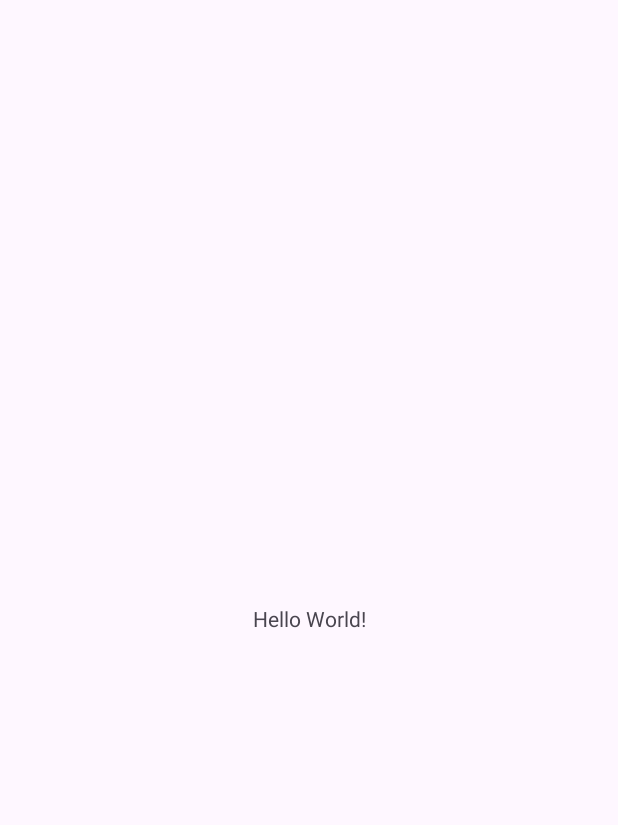
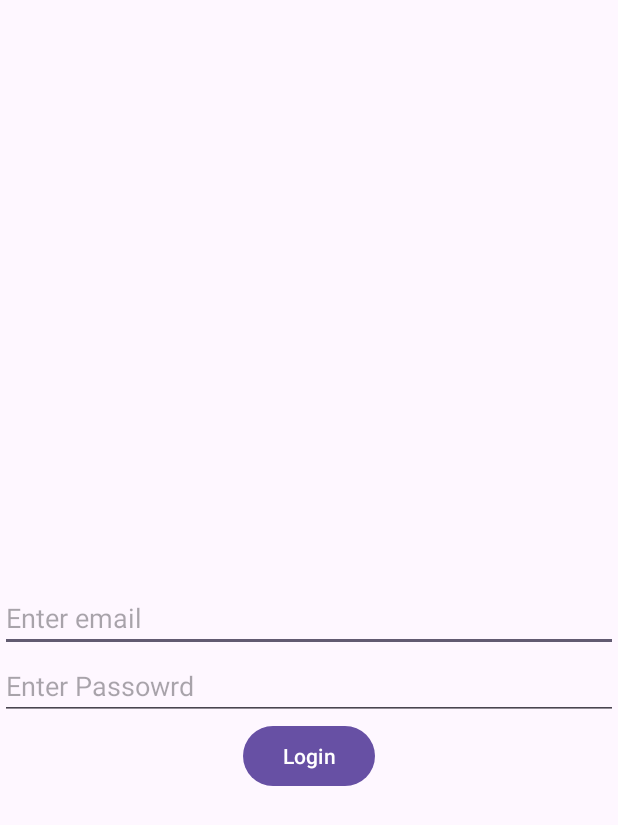
Before and after one commit to AritraSanyal/larning_android_programming, an Android app: the screen it shows after launch (MainActivity), on a phone screen of 412 x 824 dp. Before the commit the part shown is almost empty. Shown: the top 825 px of the screen. Run offline under Robolectric (Android 15) with nearby library versions, the phone set to English and light mode, and no system bars.

Commit message:
Made some no changes

```diff
--- a/Firebase/app/build.gradle
+++ b/Firebase/app/build.gradle
@@ -1,5 +1,6 @@
 plugins {
     alias(libs.plugins.android.application)
+    alias(libs.plugins.google.gms.google.services)
 }
 
 android {
@@ -34,6 +35,7 @@ dependencies {
     implementation libs.material
     implementation libs.activity
     implementation libs.constraintlayout
+    implementation libs.firebase.auth
     testImplementation libs.junit
     androidTestImplementation libs.ext.junit
     androidTestImplementation libs.espresso.core
--- a/Firebase/app/src/main/java/com/example/firebase/MainActivity.java
+++ b/Firebase/app/src/main/java/com/example/firebase/MainActivity.java
@@ -10,15 +10,14 @@ import androidx.core.view.WindowInsetsCompat;
 
 public class MainActivity extends AppCompatActivity {
 
+
+
     @Override
     protected void onCreate(Bundle savedInstanceState) {
         super.onCreate(savedInstanceState);
         EdgeToEdge.enable(this);
         setContentView(R.layout.activity_main);
-        ViewCompat.setOnApplyWindowInsetsListener(findViewById(R.id.main), (v, insets) -> {
-            Insets systemBars = insets.getInsets(WindowInsetsCompat.Type.systemBars());
-            v.setPadding(systemBars.left, systemBars.top, systemBars.right, systemBars.bottom);
-            return insets;
-        });
+
+
     }
 }
--- a/Firebase/app/src/main/res/layout/activity_main.xml
+++ b/Firebase/app/src/main/res/layout/activity_main.xml
@@ -1,19 +1,37 @@
 <?xml version="1.0" encoding="utf-8"?>
-<androidx.constraintlayout.widget.ConstraintLayout xmlns:android="http://schemas.android.com/apk/res/android"
+<RelativeLayout xmlns:android="http://schemas.android.com/apk/res/android"
     xmlns:app="http://schemas.android.com/apk/res-auto"
     xmlns:tools="http://schemas.android.com/tools"
     android:id="@+id/main"
     android:layout_width="match_parent"
     android:layout_height="match_parent"
-    tools:context=".MainActivity">
+    tools:context=".MainActivity"
+    >
 
-    <TextView
+    <EditText
+        android:id="@+id/emailET"
+        android:layout_width="match_parent"
+        android:layout_height="wrap_content"
+        android:hint="Enter email"
+        android:layout_centerInParent="true"
+        />
+
+    <EditText
+        android:id="@+id/passwordET"
+        android:layout_below="@+id/emailET"
+        android:layout_width="match_parent"
+        android:layout_height="wrap_content"
+        android:hint="Enter Passowrd"
+        />
+    <Button
         android:layout_width="wrap_content"
         android:layout_height="wrap_content"
-        android:text="Hello World!"
-        app:layout_constraintBottom_toBottomOf="parent"
-        app:layout_constraintEnd_toEndOf="parent"
-        app:layout_constraintStart_toStartOf="parent"
-        app:layout_constraintTop_toTopOf="parent" />
+        android:id="@+id/loginBtn"
+        android:layout_below="@+id/passwordET"
+        android:layout_centerInParent="true"
+        android:text="Login"
+        />
 
-</androidx.constraintlayout.widget.ConstraintLayout>
+
+
+</RelativeLayout>
--- a/Firebase/build.gradle
+++ b/Firebase/build.gradle
@@ -1,4 +1,5 @@
 // Top-level build file where you can add configuration options common to all sub-projects/modules.
 plugins {
 alias(libs.plugins.android.application) apply false
+    alias(libs.plugins.google.gms.google.services) apply false
 }
--- a/Firebase/gradle/libs.versions.toml
+++ b/Firebase/gradle/libs.versions.toml
@@ -7,6 +7,8 @@ appcompat = "1.7.0"
 material = "1.12.0"
 activity = "1.9.2"
 constraintlayout = "2.1.4"
+googleGmsGoogleServices = "4.4.2"
+firebaseAuth = "23.0.0"
 
 [libraries]
 junit = { group = "junit", name = "junit", version.ref = "junit" }
@@ -16,6 +18,8 @@ appcompat = { group = "androidx.appcompat", name = "appcompat", version.ref = "a
 material = { group = "com.google.android.material", name = "material", version.ref = "material" }
 activity = { group = "androidx.activity", name = "activity", version.ref = "activity" }
 constraintlayout = { group = "androidx.constraintlayout", name = "constraintlayout", version.ref = "constraintlayout" }
+firebase-auth = { group = "com.google.firebase", name = "firebase-auth", version.ref = "firebaseAuth" }
 
 [plugins]
 android-application = { id = "com.android.application", version.ref = "agp" }
+google-gms-google-services = { id = "com.google.gms.google-services", version.ref = "googleGmsGoogleServices" }
--- a/SQLite/app/src/main/res/values/strings.xml
+++ b/SQLite/app/src/main/res/values/strings.xml
@@ -4,4 +4,5 @@
     <string name="phoneTview">Phone Number</string>
     <string name="nameHint">Enter the name of the contact\n</string>
     <string name="phoneNumberHint">Enter the Phone Number</string>
+    <string name="savebtn">Save!!!</string>
 </resources>
```
Also changed, not shown: SQLite/app/src/main/res/layout/activity_main.xml (+15 -1 lines), 1 other file.
